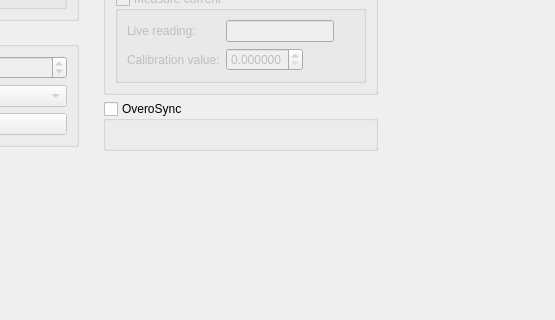
First picture: the form in ground/gcs/src/plugins/config/modulesettingsform.ui, repository TauLabs/TauLabs, before the edit; both pictures show x 226 to 781 and y 298 to 618 of the 781 by 818 pixel window.
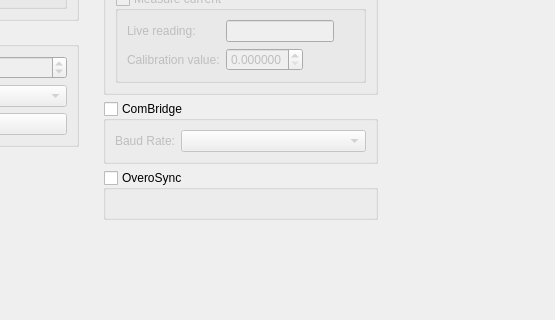
Second picture: the form after the edit.

Commit message: Added ComBridge to modules tab.

```diff
--- a/ground/gcs/src/plugins/config/modulesettingsform.ui
+++ b/ground/gcs/src/plugins/config/modulesettingsform.ui
@@ -479,6 +479,31 @@
             </layout>
            </widget>
           </item>
+          <item>
+           <widget class="QGroupBox" name="gb_ComBridge">
+            <property name="title">
+             <string>ComBridge</string>
+            </property>
+            <property name="checkable">
+             <bool>true</bool>
+            </property>
+            <property name="checked">
+             <bool>false</bool>
+            </property>
+            <layout class="QFormLayout" name="formLayout_6">
+             <item row="0" column="0">
+              <widget class="QLabel" name="label_17">
+               <property name="text">
+                <string>Baud Rate:</string>
+               </property>
+              </widget>
+             </item>
+             <item row="0" column="1">
+              <widget class="QComboBox" name="cb_combridgeSpeed"/>
+             </item>
+            </layout>
+           </widget>
+          </item>
           <item>
            <widget class="QGroupBox" name="gb_OveroSync">
             <property name="minimumSize">
```
The commit also changes 1 other file.
